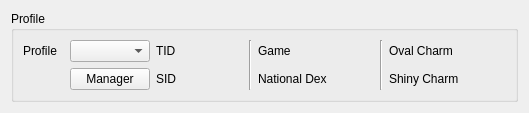
Qt form Form/Gen8/Profile/ProfileDisplay8.ui (Admiral-Fish/PokeFinder) before a commit.
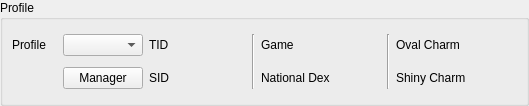
The same form after that commit.

Patch:
```diff
--- a/Form/Gen8/Profile/ProfileDisplay8.ui
+++ b/Form/Gen8/Profile/ProfileDisplay8.ui
@@ -13,7 +13,19 @@
   <property name="windowTitle">
    <string>Profile Display 8</string>
   </property>
-  <layout class="QHBoxLayout" name="horizontalLayout">
+  <layout class="QVBoxLayout" name="verticalLayout">
+   <property name="leftMargin">
+    <number>0</number>
+   </property>
+   <property name="topMargin">
+    <number>0</number>
+   </property>
+   <property name="rightMargin">
+    <number>0</number>
+   </property>
+   <property name="bottomMargin">
+    <number>0</number>
+   </property>
    <item>
     <widget class="QGroupBox" name="groupBoxProfile">
      <property name="title">
```
Left out of the diff: 3 changed lines with no effect on the pictures.
